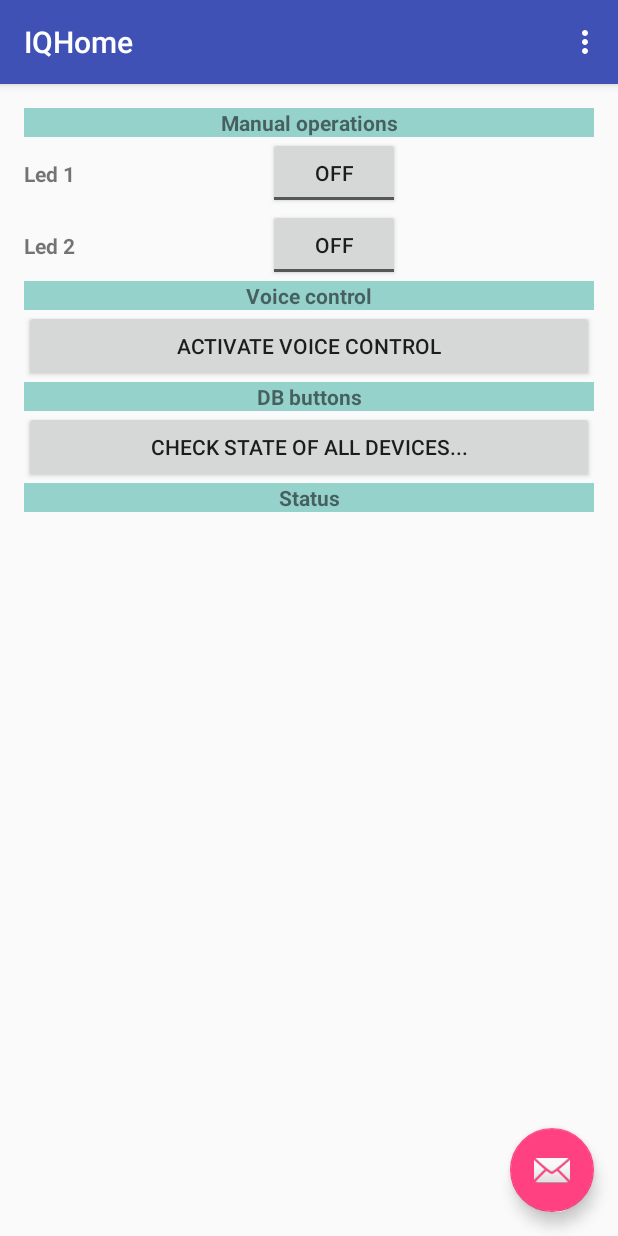
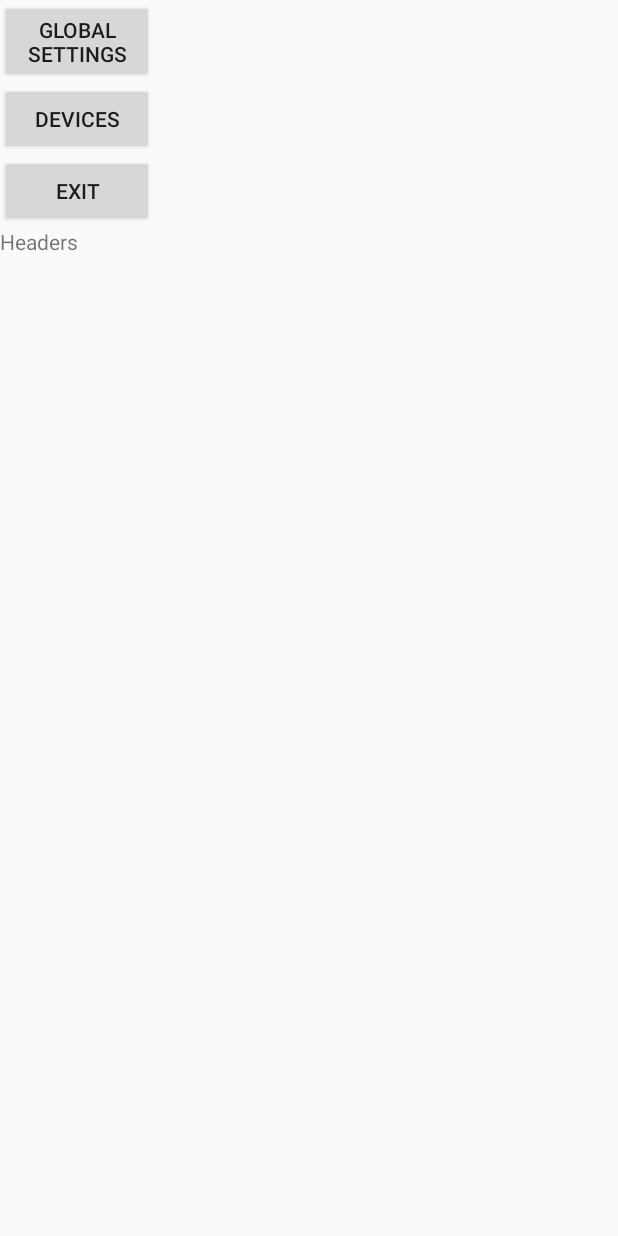
Before and after one commit to Yellllllow/IQHome, an Android app: the screen it shows after launch (MainActivity before the commit, Settings after it), in the options menu, after a tap on "Settings", on a phone screen of 412 x 824 dp. Run offline under Robolectric (Android 15) with nearby library versions, the light colour scheme and no system bars; 1 statement that could not run was skipped.

Commit message:
Settings fragment - add header fragment with buttons

```diff
--- a/app/src/main/AndroidManifest.xml
+++ b/app/src/main/AndroidManifest.xml
@@ -23,6 +23,8 @@
                 <category android:name="android.intent.category.LAUNCHER" />
             </intent-filter>
         </activity>
+
+        <activity android:name=".com.dmm.iqhome.fragments.Settings" />
     </application>
 
 </manifest>
--- /dev/null
+++ b/app/src/main/java/com/dmm/iqhome/ISettingsHeader.java
@@ -0,0 +1,10 @@
+package com.dmm.iqhome;
+
+import android.view.View;
+
+/**
+ * Created by waldekd on 2/1/16.
+ */
+public interface ISettingsHeader {
+    void getClickedButtonFromHeader(View v);
+}
--- a/app/src/main/java/com/dmm/iqhome/MainActivity.java
+++ b/app/src/main/java/com/dmm/iqhome/MainActivity.java
@@ -16,6 +16,8 @@ import android.widget.TextView;
 import android.widget.Toast;
 import android.widget.ToggleButton;
 
+
+import com.dmm.iqhome.com.dmm.iqhome.fragments.Settings;
 
 import java.util.Arrays;
 import java.util.List;
@@ -92,6 +94,8 @@ public class MainActivity extends AppCompatActivity implements IReturnValueFromS
 
         //noinspection SimplifiableIfStatement
         if (id == R.id.action_settings) {
+            Intent i = new Intent(this, Settings.class);
+            startActivity(i);
             return true;
         }
 
--- /dev/null
+++ b/app/src/main/java/com/dmm/iqhome/com/dmm/iqhome/fragments/ContentFragment.java
@@ -0,0 +1,23 @@
+package com.dmm.iqhome.com.dmm.iqhome.fragments;
+
+
+import android.app.Fragment;
+import android.os.Bundle;
+import android.support.annotation.Nullable;
+import android.view.LayoutInflater;
+import android.view.View;
+import android.view.ViewGroup;
+
+import com.dmm.iqhome.R;
+
+/**
+ * Created by waldekd on 2/1/16.
+ */
+public class ContentFragment extends Fragment {
+    @Nullable
+    @Override
+    public View onCreateView(LayoutInflater inflater, ViewGroup container, Bundle savedInstanceState) {
+
+        return inflater.inflate(R.layout.fragment_content, container, false);
+    }
+}
--- /dev/null
+++ b/app/src/main/java/com/dmm/iqhome/com/dmm/iqhome/fragments/HeadingFragment.java
@@ -0,0 +1,46 @@
+package com.dmm.iqhome.com.dmm.iqhome.fragments;
+
+import android.app.Fragment;
+import android.os.Bundle;
+import android.support.annotation.Nullable;
+import android.view.LayoutInflater;
+import android.view.View;
+import android.view.ViewGroup;
+import android.widget.Button;
+
+import com.dmm.iqhome.ISettingsHeader;
+import com.dmm.iqhome.R;
+
+/**
+ * Created by waldekd on 2/1/16.
+ */
+public class HeadingFragment extends Fragment implements View.OnClickListener {
+    private Button btnGlobalSettings;
+    private Button btnDevices;
+    private Button btnExit;
+    private ISettingsHeader settingsHeader;
+
+    public void setISettingHeader(ISettingsHeader sh) {
+        settingsHeader = sh;
+    }
+
+    @Nullable
+    @Override
+    public View onCreateView(LayoutInflater inflater, ViewGroup container, Bundle savedInstanceState) {
+        View v = inflater.inflate(R.layout.fragment_headers, container, false);
+        btnGlobalSettings = (Button) v.findViewById(R.id.btnGlobalSettings);
+        btnDevices = (Button) v.findViewById(R.id.btnDevices);
+        btnExit = (Button) v.findViewById(R.id.btnExit);
+
+
+        btnGlobalSettings.setOnClickListener(this);
+        btnDevices.setOnClickListener(this);
+        btnExit.setOnClickListener(this);
+        return v;
+    }
+
+
+    public void onClick(View v) {
+        settingsHeader.getClickedButtonFromHeader(v);
+    }
+}
--- /dev/null
+++ b/app/src/main/java/com/dmm/iqhome/com/dmm/iqhome/fragments/Settings.java
@@ -0,0 +1,49 @@
+package com.dmm.iqhome.com.dmm.iqhome.fragments;
+
+import android.os.Bundle;
+import android.support.v4.app.FragmentActivity;
+import android.view.View;
+
+import com.dmm.iqhome.ISettingsHeader;
+import com.dmm.iqhome.R;
+
+/**
+ * Created by waldekd on 2/1/16.
+ */
+public class Settings extends FragmentActivity implements ISettingsHeader {
+
+    @Override
+    public void onCreate(Bundle savedInstanceState) {
+        super.onCreate(savedInstanceState);
+        setContentView(R.layout.settings_layout);
+
+
+        // Check that the activity is using the layout version with
+        // the fragment_container FrameLayout
+        if (findViewById(R.id.frHeaders) != null) {
+
+            // However, if we're being restored from a previous state,
+            // then we don't need to do anything and should return or else
+            // we could end up with overlapping fragments.
+            if (savedInstanceState != null) {
+                return;
+            }
+
+            // Create a new Fragment to be placed in the activity layout
+            HeadingFragment firstFragment = new HeadingFragment();
+            firstFragment.setISettingHeader(this);
+
+            // In case this activity was started with special instructions from an
+            // Intent, pass the Intent's extras to the fragment as arguments
+            firstFragment.setArguments(getIntent().getExtras());
+
+            // Add the fragment to the 'fragment_container' FrameLayout
+
+            getFragmentManager().beginTransaction().add(R.id.frHeaders, firstFragment).commit();
+        }
+    }
+
+    @Override
+    public void getClickedButtonFromHeader(View v) {
+    }
+}
--- a/app/src/main/res/layout/activity_main.xml
+++ b/app/src/main/res/layout/activity_main.xml
@@ -31,4 +31,5 @@
         android:layout_margin="@dimen/fab_margin"
         android:src="@android:drawable/ic_dialog_email" />
 
+
 </android.support.design.widget.CoordinatorLayout>
--- /dev/null
+++ b/app/src/main/res/layout/fragment_content.xml
@@ -0,0 +1,9 @@
+<?xml version="1.0" encoding="utf-8"?>
+<LinearLayout xmlns:android="http://schemas.android.com/apk/res/android"
+    android:orientation="vertical" android:layout_width="match_parent"
+    android:layout_height="match_parent">
+    <TextView
+        android:layout_width="wrap_content"
+        android:layout_height="wrap_content"
+        android:text="Content"/>
+</LinearLayout>
--- /dev/null
+++ b/app/src/main/res/layout/fragment_headers.xml
@@ -0,0 +1,31 @@
+<?xml version="1.0" encoding="utf-8"?>
+<LinearLayout xmlns:android="http://schemas.android.com/apk/res/android"
+    android:orientation="vertical" android:layout_width="match_parent"
+    android:layout_height="match_parent">
+
+    <Button
+        android:id="@+id/btnGlobalSettings"
+        android:layout_width="match_parent"
+        android:layout_height="wrap_content"
+        android:text="Global settings"
+        />
+
+    <Button
+        android:id="@+id/btnDevices"
+        android:layout_width="match_parent"
+        android:layout_height="wrap_content"
+        android:text="Devices"
+        />
+
+    <Button
+        android:id="@+id/btnExit"
+        android:layout_width="match_parent"
+        android:layout_height="wrap_content"
+        android:onClick="onClick"
+        android:text="Exit"/>
+
+    <TextView
+        android:layout_width="match_parent"
+        android:layout_height="wrap_content"
+        android:text="Headers"/>
+</LinearLayout>
--- /dev/null
+++ b/app/src/main/res/layout/settings_layout.xml
@@ -0,0 +1,18 @@
+<?xml version="1.0" encoding="utf-8"?>
+<LinearLayout xmlns:android="http://schemas.android.com/apk/res/android"
+    android:layout_width="match_parent"
+    android:layout_height="match_parent"
+    android:orientation="horizontal">
+
+    <FrameLayout
+        android:id="@+id/frHeaders"
+        android:layout_width="0dp"
+        android:layout_height="match_parent"
+        android:layout_weight="2"        />
+
+    <FrameLayout
+        android:id="@+id/frContent"
+        android:layout_width="0dp"
+        android:layout_height="match_parent"
+        android:layout_weight="6" />
+</LinearLayout>
--- /dev/null
+++ b/build.gradle
@@ -0,0 +1,23 @@
+// Top-level build file where you can add configuration options common to all sub-projects/modules.
+
+buildscript {
+    repositories {
+        jcenter()
+    }
+    dependencies {
+        classpath 'com.android.tools.build:gradle:1.5.0'
+
+        // NOTE: Do not place your application dependencies here; they belong
+        // in the individual module build.gradle files
+    }
+}
+
+allprojects {
+    repositories {
+        jcenter()
+    }
+}
+
+task clean(type: Delete) {
+    delete rootProject.buildDir
+}
--- /dev/null
+++ b/settings.gradle
@@ -0,0 +1 @@
+include ':app'
```
Also changed, not shown: gradle.properties (added, +18 -0 lines), gradle/wrapper/gradle-wrapper.properties (added), 4 other files.
